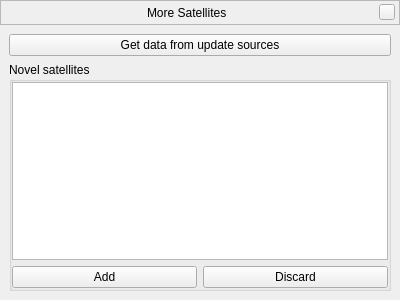
This is plugins/Satellites/src/gui/satellitesImportDialog.ui in 519984307/stellarium_src as Qt 5 draws it before an edit. The edited form follows.
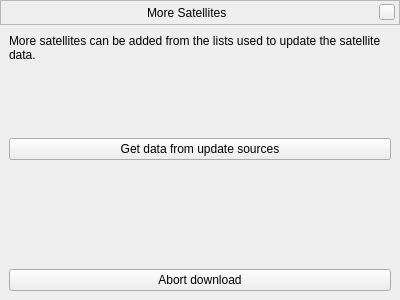
This is the edited form. Custom widgets are drawn as their Qt base class.

Commit message: + abort feature and a slightly more friendly interface

The edit to the form file:
```diff
--- a/plugins/Satellites/src/gui/satellitesImportDialog.ui
+++ b/plugins/Satellites/src/gui/satellitesImportDialog.ui
@@ -121,8 +121,25 @@
     </widget>
    </item>
    <item>
-    <widget class="QWidget" name="widget" native="true">
+    <widget class="QStackedWidget" name="stackedWidget">
+     <property name="currentIndex">
+      <number>0</number>
+     </property>
+     <widget class="QWidget" name="pageStart">
      <layout class="QVBoxLayout" name="verticalLayout">
+       <item>
+        <widget class="QLabel" name="labelInstructions">
+         <property name="text">
+          <string>More satellites can be added from the lists used to update the satellite data.</string>
+         </property>
+         <property name="alignment">
+          <set>Qt::AlignLeading|Qt::AlignLeft|Qt::AlignTop</set>
+         </property>
+         <property name="wordWrap">
+          <bool>true</bool>
+         </property>
+        </widget>
+       </item>
       <item>
        <widget class="QPushButton" name="pushButtonGetData">
         <property name="text">
@@ -131,9 +148,33 @@
        </widget>
       </item>
       <item>
+        <widget class="QLabel" name="labelMessage">
+         <property name="alignment">
+          <set>Qt::AlignCenter</set>
+         </property>
+        </widget>
+       </item>
+       <item>
+        <widget class="QPushButton" name="pushButtonAbort">
+         <property name="text">
+          <string>Abort download</string>
+         </property>
+        </widget>
+       </item>
+      </layout>
+     </widget>
+     <widget class="QWidget" name="pageResults">
+      <layout class="QVBoxLayout" name="verticalLayout_2">
+       <property name="spacing">
+        <number>0</number>
+       </property>
+       <property name="margin">
+        <number>0</number>
+       </property>
+       <item>
        <widget class="QGroupBox" name="groupBoxResults">
         <property name="title">
-         <string>Novel satellites</string>
+          <string>New satellites</string>
         </property>
         <layout class="QGridLayout" name="gridLayout">
          <property name="margin">
@@ -161,6 +202,7 @@
       </item>
      </layout>
     </widget>
+    </widget>
    </item>
   </layout>
  </widget>
```
Left out of the diff: 13 changed lines with no effect on the pictures. Lines whose indentation alone changed are shown as unchanged. The commit also changes 2 other files.
